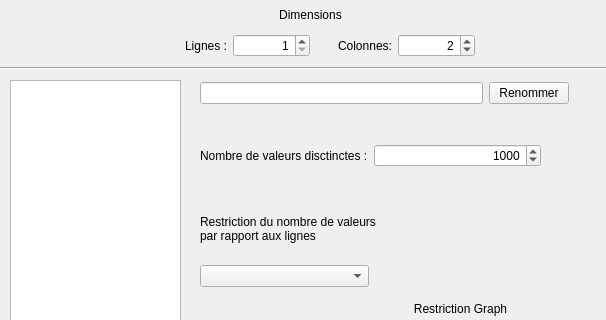
Old version of the form QT-src/randomization/generation_dialog.ui in the repository Golgoo/IHM-MoonProject; both pictures show x 0 to 606 and y 0 to 320 of the 606 by 713 pixel window.
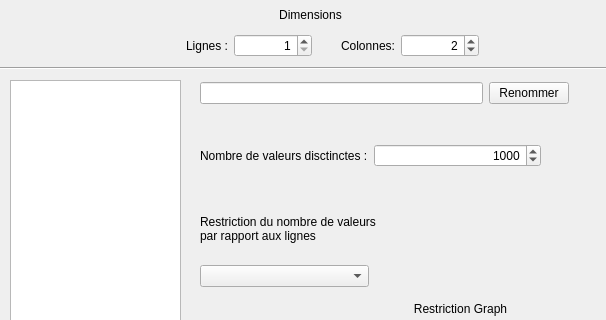
New version of the form.

Commit message: style pas trop dégueu

The edit to the form file:
```diff
--- a/QT-src/randomization/generation_dialog.ui
+++ b/QT-src/randomization/generation_dialog.ui
@@ -22,6 +22,9 @@
   <property name="windowTitle">
    <string>Dialog</string>
   </property>
+  <property name="styleSheet">
+   <string notr="true"/>
+  </property>
   <widget class="QDialogButtonBox" name="buttonBox">
    <property name="geometry">
     <rect>
@@ -98,7 +101,7 @@
     <rect>
      <x>150</x>
      <y>30</y>
-     <width>325</width>
+     <width>329</width>
      <height>31</height>
     </rect>
    </property>
```
The commit also changes 1 other file.
